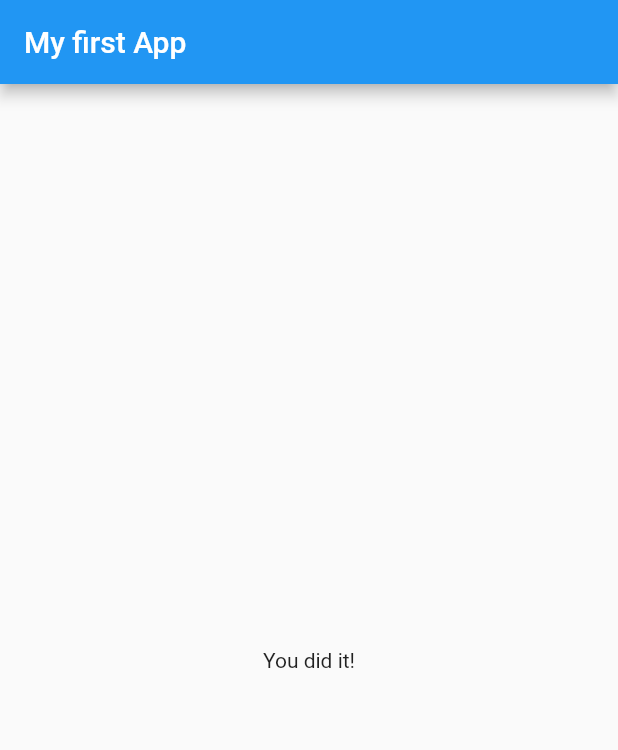
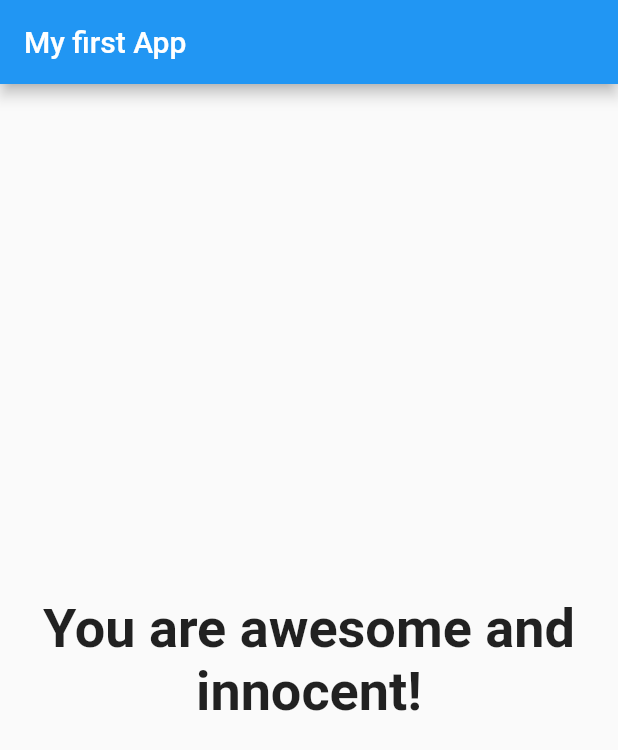
Before and after one commit to mgiuseppe/flutter-quiz-app, a Flutter app: the screen it shows after launch, after a tap on "red", after a tap on "cat", on a phone screen of 412 x 824 dp. Shown: the top 750 px of the screen. Run offline on Flutter 3.47's test engine with Material 2 defaults, Android fonts, the phone set to English and light mode, and no system bars.

```diff
--- a/lib/main.dart
+++ b/lib/main.dart
@@ -17,14 +17,24 @@ class _MyAppState extends State<MyApp> {
   final _questions = [
     {
       'questionText': 'What\'s your favorite color?',
-      'answers': ['red', 'blue', 'green', 'black']
+      'answers': [
+        {'text': 'red', 'score': 3},
+        {'text': 'blue', 'score': 5},
+        {'text': 'green', 'score': 10},
+        {'text': 'black', 'score': 1}
+      ]
     },
     {
       'questionText': 'What\'s your favorite animal?',
-      'answers': ['dog', 'cat', 'parrot']
+      'answers': [
+        {'text': 'dog', 'score': 3},
+        {'text': 'cat', 'score': 5},
+        {'text': 'parrot', 'score': 2},
+      ]
     }
   ];
   var _questionIndex = 0;
+  var _totalScore = 0;
 
   @override
   Widget build(BuildContext context) {
@@ -35,13 +45,17 @@ class _MyAppState extends State<MyApp> {
         home: Scaffold(
             appBar: AppBar(title: const Text('My first App')),
             body: _questionIndex < _questions.length
-                ? Quiz(questions: _questions, answerQuestion: _onPressed, questionIndex: _questionIndex)
-                : Result()));
+                ? Quiz(
+                    questions: _questions,
+                    onPressed: _onPressed,
+                    questionIndex: _questionIndex)
+                : Result(_totalScore)));
   }
 
-  void _onPressed() {
+  void _onPressed(int score) {
     setState(() {
       _questionIndex = _questionIndex + 1;
+      _totalScore += score;
     });
   }
 }
--- a/lib/quiz.dart
+++ b/lib/quiz.dart
@@ -6,11 +6,11 @@ import 'question.dart';
 class Quiz extends StatelessWidget {
   final List<Map<String, Object>> questions;
   final int questionIndex;
-  final VoidCallback answerQuestion;
+  final Function onPressed;
 
   const Quiz(
       {required this.questions,
-      required this.answerQuestion,
+      required this.onPressed,
       required this.questionIndex});
 
   @override
@@ -18,9 +18,9 @@ class Quiz extends StatelessWidget {
     return Column(
       children: [
         Question(questions[questionIndex]['questionText'] as String),
-        ...(questions[questionIndex]['answers'] as List<String>).map((answer) {
-          return Answer(answer, answerQuestion);
-        })
+        ...(questions[questionIndex]['answers'] as List<Map<String, Object>>)
+            .map((answer) => Answer(answer['text'] as String,
+                () => onPressed(answer['score'] as int)))
       ],
     );
   }
--- a/lib/result.dart
+++ b/lib/result.dart
@@ -1,9 +1,29 @@
 import 'package:flutter/material.dart';
 
 class Result extends StatelessWidget {
+  final int resultScore;
+
+  const Result(this.resultScore);
+
+  String get resultPhrase {
+    var resultText = 'You did it!';
+    if (resultScore <= 8) {
+      resultText = 'You are awesome and innocent!';
+    } else if (resultScore <= 12) {
+      resultText = 'Pretty likeable!';
+    } else if (resultScore <= 16) {
+      resultText = 'You are ... strange?!';
+    } else {
+      resultText = 'You are so bad!';
+    }
+    return resultText;
+  }
 
   @override
   Widget build(BuildContext context) {
-    return const Center(child: Text('You did it!'));
+    return Center(
+        child: Text(resultPhrase,
+            style: const TextStyle(fontSize: 36, fontWeight: FontWeight.bold),
+            textAlign: TextAlign.center));
   }
 }
--- a/pubspec.yaml
+++ b/pubspec.yaml
@@ -18,7 +18,7 @@ publish_to: 'none' # Remove this line if you wish to publish to pub.dev
 version: 1.0.0+1
 
 environment:
-  sdk: ">=2.12.0 <3.0.0"
+  sdk: ">=2.11.0 <3.0.0"
 
 # Dependencies specify other packages that your package needs in order to work.
 # To automatically upgrade your package dependencies to the latest versions
```
